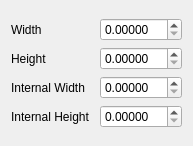
The window that crosssections/ibeamform.ui (opensourcereality/beambending) describes before a commit, drawn with Qt 5.
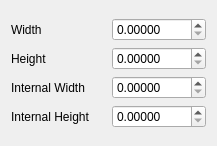
The same window after the commit.

The edit to the form file:
```diff
--- a/crosssections/ibeamform.ui
+++ b/crosssections/ibeamform.ui
@@ -6,7 +6,7 @@
    <rect>
     <x>0</x>
     <y>0</y>
-    <width>193</width>
+    <width>217</width>
     <height>146</height>
    </rect>
   </property>
```
Left out of the diff: 4 changed lines with no effect on the pictures.
